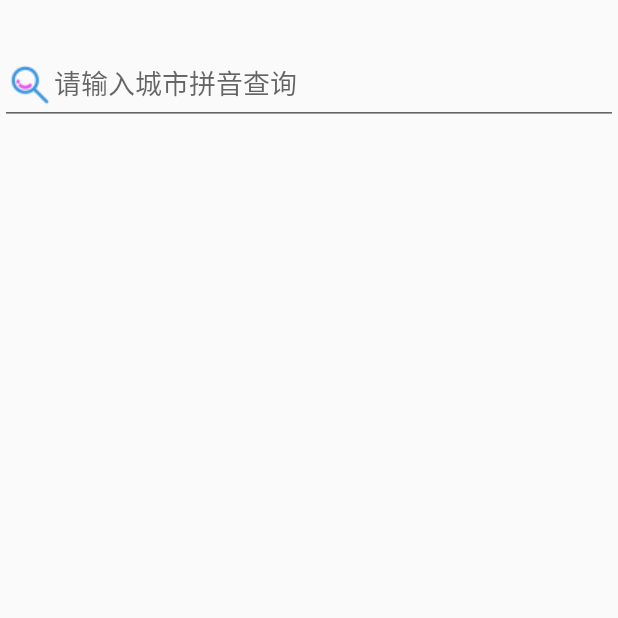
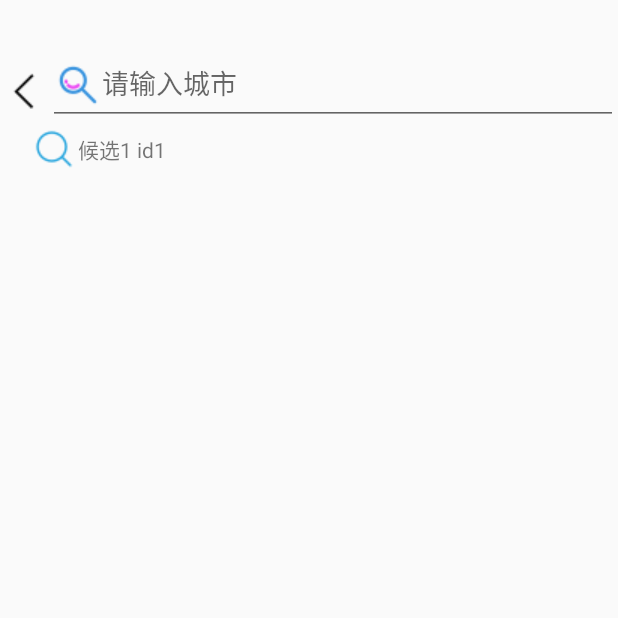
Before and after one commit to JaupeanChen/SunnyDay, an Android app: the SearchActivity screen opened directly, with no data from a screen before it, on a phone screen of 412 x 824 dp, the top half of it. Run offline under Robolectric (Android 15) with nearby library versions, the phone set to English and light mode, and no system bars.

Commit message:
修改以及优化搜索城市的功能

```diff
--- /dev/null
+++ b/app/src/main/java/com/example/sunnyday/Entity/MyAdapter.java
@@ -0,0 +1,84 @@
+package com.example.sunnyday.Entity;
+
+import android.app.Activity;
+import android.content.Context;
+import android.content.Intent;
+import android.support.annotation.NonNull;
+import android.support.v7.widget.RecyclerView;
+import android.view.LayoutInflater;
+import android.view.View;
+import android.view.ViewGroup;
+import android.widget.TextView;
+import android.widget.Toast;
+
+import com.example.sunnyday.R;
+import com.example.sunnyday.SearchActivity;
+
+import java.util.List;
+
+public class MyAdapter extends RecyclerView.Adapter<MyAdapter.ViewHolder> {
+    private Context context;
+    private List<String> list;
+    private List<String> weatherList;
+
+    public MyAdapter(Context context,List<String> list,List<String> weatherList){
+        this.list = list;
+        this.weatherList = weatherList;
+        this.context = context;
+    }
+
+    @NonNull
+    @Override
+    public ViewHolder onCreateViewHolder(@NonNull ViewGroup viewGroup, int i) {
+        View view = LayoutInflater.from(viewGroup.getContext()).inflate(R.layout.view_item,viewGroup,false);
+        ViewHolder holder = new ViewHolder(view);
+        return holder;
+
+    }
+
+    @Override
+    public void onBindViewHolder(@NonNull ViewHolder viewHolder, int i) {
+        String name = list.get(i);
+        String weatherId = weatherList.get(i);
+        viewHolder.textView.setText(name + " " + weatherId);
+        viewHolder.itemView.setOnClickListener(new View.OnClickListener() {
+            @Override
+            public void onClick(View v) {
+                Toast.makeText(context,"选择了(itemView)"+ name,Toast.LENGTH_SHORT).show();
+                SearchActivity activity = (SearchActivity) MyAdapter.this.context;
+                Intent intent = new Intent();
+                intent.putExtra("city_name",name);
+                intent.putExtra("weather_id",weatherId);
+                activity.setResult(Activity.RESULT_OK,intent);
+                activity.finish();
+
+            }
+        });
+        viewHolder.textView.setOnClickListener(new View.OnClickListener() {
+            @Override
+            public void onClick(View v) {
+                Toast.makeText(context,"选择了"+ name,Toast.LENGTH_SHORT).show();
+
+            }
+        });
+
+    }
+
+    @Override
+    public int getItemCount() {
+        return list.size();
+    }
+
+     static class ViewHolder extends RecyclerView.ViewHolder {
+        View itemView;
+        TextView textView;
+        public  ViewHolder(View view){
+            super(view);
+            itemView = view;
+            textView = view.findViewById(R.id.item);
+
+        }
+    }
+
+
+}
--- a/app/src/main/java/com/example/sunnyday/SearchActivity.java
+++ b/app/src/main/java/com/example/sunnyday/SearchActivity.java
@@ -7,98 +7,177 @@ import android.support.design.widget.TextInputEditText;
 import android.support.v13.view.inputmethod.EditorInfoCompat;
 import android.support.v7.app.AppCompatActivity;
 import android.os.Bundle;
+import android.support.v7.widget.DefaultItemAnimator;
+import android.support.v7.widget.LinearLayoutManager;
+import android.support.v7.widget.RecyclerView;
 import android.text.Editable;
 import android.text.TextWatcher;
+import android.util.Log;
 import android.view.KeyEvent;
+import android.view.View;
+import android.widget.ArrayAdapter;
+import android.widget.Button;
 import android.widget.TextView;
 import android.widget.Toast;
 
-import interfaces.heweather.com.interfacesmodule.bean.basic.Basic;
-import interfaces.heweather.com.interfacesmodule.bean.search.Search;
-import interfaces.heweather.com.interfacesmodule.bean.weather.Weather;
-import interfaces.heweather.com.interfacesmodule.view.HeWeather;
+import com.example.sunnyday.Entity.County;
+import com.example.sunnyday.Entity.MyAdapter;
+import com.example.sunnyday.Util.OkHttpUtil;
+import com.google.gson.JsonArray;
+import com.google.gson.JsonObject;
+
+import org.json.JSONArray;
+import org.json.JSONException;
+import org.json.JSONObject;
+
+import java.io.IOException;
+import java.util.ArrayList;
+import java.util.List;
+
+import okhttp3.Call;
+import okhttp3.Callback;
+import okhttp3.Response;
 
 public class SearchActivity extends AppCompatActivity {
+    RecyclerView recyclerView;
+    private static final String TAG = "InputEditText";
+    private MyAdapter adapter;
+    private List<String> list;
+    private List<String> weatherList;
 
     @Override
     protected void onCreate(Bundle savedInstanceState) {
         super.onCreate(savedInstanceState);
         setContentView(R.layout.activity_search);
         TextInputEditText inputEditText = findViewById(R.id.search_input);
-//        inputEditText.addTextChangedListener(new TextWatcher() {
+        recyclerView = findViewById(R.id.recycler_view);
+        LinearLayoutManager manager = new LinearLayoutManager(this);
+        recyclerView.setLayoutManager(manager);
+        recyclerView.setItemAnimator(new DefaultItemAnimator());
+        Button back = findViewById(R.id.back_button);
+        back.setOnClickListener(new View.OnClickListener() {
+            @Override
+            public void onClick(View v) {
+                SearchActivity.this.finish();
+            }
+        });
+        list = new ArrayList<>();
+        list.add("候选1");
+        list.add("候选2");
+        list.add("候选3");
+        weatherList = new ArrayList<>();
+        weatherList.add("id1");
+        weatherList.add("id2");
+        weatherList.add("id3");
+
+        adapter = new MyAdapter(SearchActivity.this, list, weatherList);
+        recyclerView.setAdapter(adapter);
+
+        inputEditText.addTextChangedListener(new TextWatcher() {
+            @Override
+            public void beforeTextChanged(CharSequence s, int start, int count, int after) {
+                Log.d(TAG, "beforeTextChanged: " + s + "start" + start + "after" + "count"+count);
+
+            }
+
+            @Override
+            public void onTextChanged(CharSequence s, int start, int before, int count) {
+                Log.d(TAG, "onTextChanged: " + s + "start" + start + "before" + before);
+
+            }
+
+            @Override
+            public void afterTextChanged(Editable s) {
+                Log.i(TAG, "afterTextChanged: " + s.toString());
+//                if (s == null || s.toString().length() < 2 || s.toString().equals(SearchActivity.this.lastSearchLocation)) {
+//                    return;
+//                }
+
+                String url = "https://search.heweather.net/find?location=" + s + "&key=28b8e2cacacb49f590bdfe10d44c5231&number=10";
+                OkHttpUtil.sendRequest(url, new Callback() {
+                    @Override
+                    public void onFailure(Call call, IOException e) {
+
+                    }
+
+                    @Override
+                    public void onResponse(Call call, Response response) throws IOException {
+                        String backString = response.body().string();
+                        list.clear();
+                        weatherList.clear();
+                        try {
+                            JSONObject rootObject = new JSONObject(backString);
+                            JSONArray array = rootObject.getJSONArray("HeWeather6").getJSONObject(0).getJSONArray("basic");
+                            for (int i= 0 ; i<array.length();i++){
+                                JSONObject jsonObject = array.getJSONObject(i);
+                                list.add(jsonObject.getString("location"));
+                                weatherList.add(jsonObject.getString("cid"));
+                            }
+                            runOnUiThread(new Runnable() {
+                                @Override
+                                public void run() {
+                                    adapter.notifyDataSetChanged();
+                                }
+                            });
+
+                        }catch (JSONException e){
+                            e.printStackTrace();
+                        }
+
+
+                    }
+                });
+
+            }
+        });
+
+
+
+//        inputEditText.setOnEditorActionListener(new TextView.OnEditorActionListener() {
 //            @Override
-//            public void beforeTextChanged(CharSequence s, int start, int count, int after) {
+//            public boolean onEditorAction(TextView v, int actionId, KeyEvent event) {
+//                Editable line = inputEditText.getEditableText();
+//                if (line != null){
+//                    String cityName = line.toString();
+//                    getCityTitleName(cityName);
+//                }
+//                return true;
+//            }
+//        });
+
+    }
+
+//    public void getCityTitleName(String cityName){
+//        HeWeather.getWeather(SearchActivity.this, cityName, new HeWeather.OnResultWeatherDataListBeansListener() {
+//            @Override
+//            public void onError(Throwable throwable) {
+//                Toast.makeText(SearchActivity.this,"请检查输入",Toast.LENGTH_SHORT).show();
 //
 //            }
 //
 //            @Override
-//            public void onTextChanged(CharSequence s, int start, int before, int count) {
+//            public void onSuccess(Weather weather) {
+//                Basic basic = weather.getBasic();
+//                String cityTitle = basic.getParent_city();
+//                String weatherId = basic.getCid();
 //
-//            }
+//                //这里需要处理的一个情况还是WeatherActivity的本地缓存，要先remove掉。但是这样一来，下次重新进入的时候就需要重新选择
+//                //所以可能对于城市信息的缓存会不会放在WeatherActivity里面来做会更好？
+//                SharedPreferences.Editor preferences = PreferenceManager.getDefaultSharedPreferences(SearchActivity.this).edit();
+////                preferences.remove("city_name");
+////                preferences.remove("weather_id");
+//                preferences.putString("city_name",cityTitle);
+//                preferences.putString("weather_id",weatherId);
+//                preferences.apply();
 //
-//            @Override
-//            public void afterTextChanged(Editable s) {
-//                if (s != null){
-//                    String line = s.toString();
-//                    getCityTitleName(line);
-//                }
 //
+//                Intent intent = new Intent();
+//                intent.putExtra("city_name",cityTitle);
+//                intent.putExtra("weather_id",weatherId);
+//                setResult(RESULT_OK,intent);
+//                finish();
 //            }
 //        });
-        inputEditText.setOnEditorActionListener(new TextView.OnEditorActionListener() {
-            @Override
-            public boolean onEditorAction(TextView v, int actionId, KeyEvent event) {
-//                if (event.getKeyCode() == KeyEvent.KEYCODE_ENTER){
-//                    Editable line = inputEditText.getText();
-//                    if (line != null){
-//                        String cityName = line.toString();
-//                        getCityTitleName(cityName);
-//                    }
 //
-//                }
-                Editable line = inputEditText.getEditableText();
-                if (line != null){
-                    String cityName = line.toString();
-                    getCityTitleName(cityName);
-                }
-                return true;
-            }
-        });
-
-    }
-
-    public void getCityTitleName(String cityName){
-        HeWeather.getWeather(SearchActivity.this, cityName, new HeWeather.OnResultWeatherDataListBeansListener() {
-            @Override
-            public void onError(Throwable throwable) {
-                Toast.makeText(SearchActivity.this,"请检查输入",Toast.LENGTH_SHORT).show();
-
-            }
-
-            @Override
-            public void onSuccess(Weather weather) {
-                Basic basic = weather.getBasic();
-                String cityTitle = basic.getParent_city();
-                String weatherId = basic.getCid();
-
-                //这里需要处理的一个情况还是WeatherActivity的本地缓存，要先remove掉。但是这样一来，下次重新进入的时候就需要重新选择
-                //所以可能对于城市信息的缓存会不会放在WeatherActivity里面来做会更好？
-                SharedPreferences.Editor preferences = PreferenceManager.getDefaultSharedPreferences(SearchActivity.this).edit();
-//                preferences.remove("city_name");
-//                preferences.remove("weather_id");
-                preferences.putString("city_name",cityTitle);
-                preferences.putString("weather_id",weatherId);
-                preferences.apply();
-
-
-                Intent intent = new Intent();
-                intent.putExtra("city_name",cityTitle);
-                intent.putExtra("weather_id",weatherId);
-                startActivity(intent);
-                setResult(RESULT_OK,intent);
-                finish();
-            }
-        });
-
-    }
+//    }
 }
--- a/app/src/main/res/layout/activity_search.xml
+++ b/app/src/main/res/layout/activity_search.xml
@@ -1,17 +1,20 @@
 <?xml version="1.0" encoding="utf-8"?>
-<FrameLayout xmlns:android="http://schemas.android.com/apk/res/android"
-    xmlns:app="http://schemas.android.com/apk/res-auto"
+<LinearLayout xmlns:android="http://schemas.android.com/apk/res/android"
     xmlns:tools="http://schemas.android.com/tools"
     android:layout_width="match_parent"
     android:layout_height="match_parent"
+    android:orientation="vertical"
     tools:context=".SearchActivity">
 
+    <RelativeLayout
+        android:layout_width="match_parent"
+        android:layout_height="wrap_content">
+
         <android.support.design.widget.TextInputLayout
+            android:id="@+id/text_layout"
             android:layout_width="match_parent"
             android:layout_height="wrap_content"
-        android:layout_alignParentRight="true"
-        android:layout_alignParentEnd="true"
-        android:layout_alignParentBottom="true"
+            android:layout_marginLeft="32dp"
             android:layout_marginTop="20dp"
             android:focusable="false"
             android:focusableInTouchMode="true">
@@ -23,8 +26,27 @@
                 android:drawableLeft="@drawable/search"
                 android:drawableStart="@drawable/search"
                 android:singleLine="true"
-            android:hint="请输入城市拼音查询"
+                android:hint="请输入城市"
                 />
         </android.support.design.widget.TextInputLayout>
+        <Button
+            android:id="@+id/back_button"
+            android:layout_width="32dp"
+            android:layout_height="32dp"
+            android:layout_alignParentLeft="true"
+            android:layout_alignParentStart="true"
+            android:layout_alignBottom="@+id/text_layout"
+            android:layout_alignLeft="@+id/text_layout"
+            android:layout_marginBottom="6dp"
+            android:background="@drawable/back"/>
+    </RelativeLayout>
 
-</FrameLayout>
+
+
+    <android.support.v7.widget.RecyclerView
+        android:id="@+id/recycler_view"
+        android:layout_width="match_parent"
+        android:layout_height="wrap_content" />
+
+
+</LinearLayout>
--- /dev/null
+++ b/app/src/main/res/layout/view_item.xml
@@ -0,0 +1,15 @@
+<?xml version="1.0" encoding="utf-8"?>
+<LinearLayout xmlns:android="http://schemas.android.com/apk/res/android"
+    android:layout_width="match_parent"
+    android:layout_height="match_parent">
+    <TextView
+        android:id="@+id/item"
+        android:layout_width="wrap_content"
+        android:layout_height="wrap_content"
+        android:drawableStart="@drawable/sousuo"
+        android:drawableLeft="@drawable/sousuo"
+        android:text="title"
+        android:gravity="center_vertical"
+        android:layout_marginLeft="20dp"/>
+
+</LinearLayout>
```
Also changed, not shown: app/src/main/java/com/example/sunnyday/WeatherActivity.java (+5 -5 lines), app/src/main/res/drawable/back.png (added), app/src/main/res/drawable/sousuo.png (added). Lines whose indentation alone changed are shown as unchanged.
